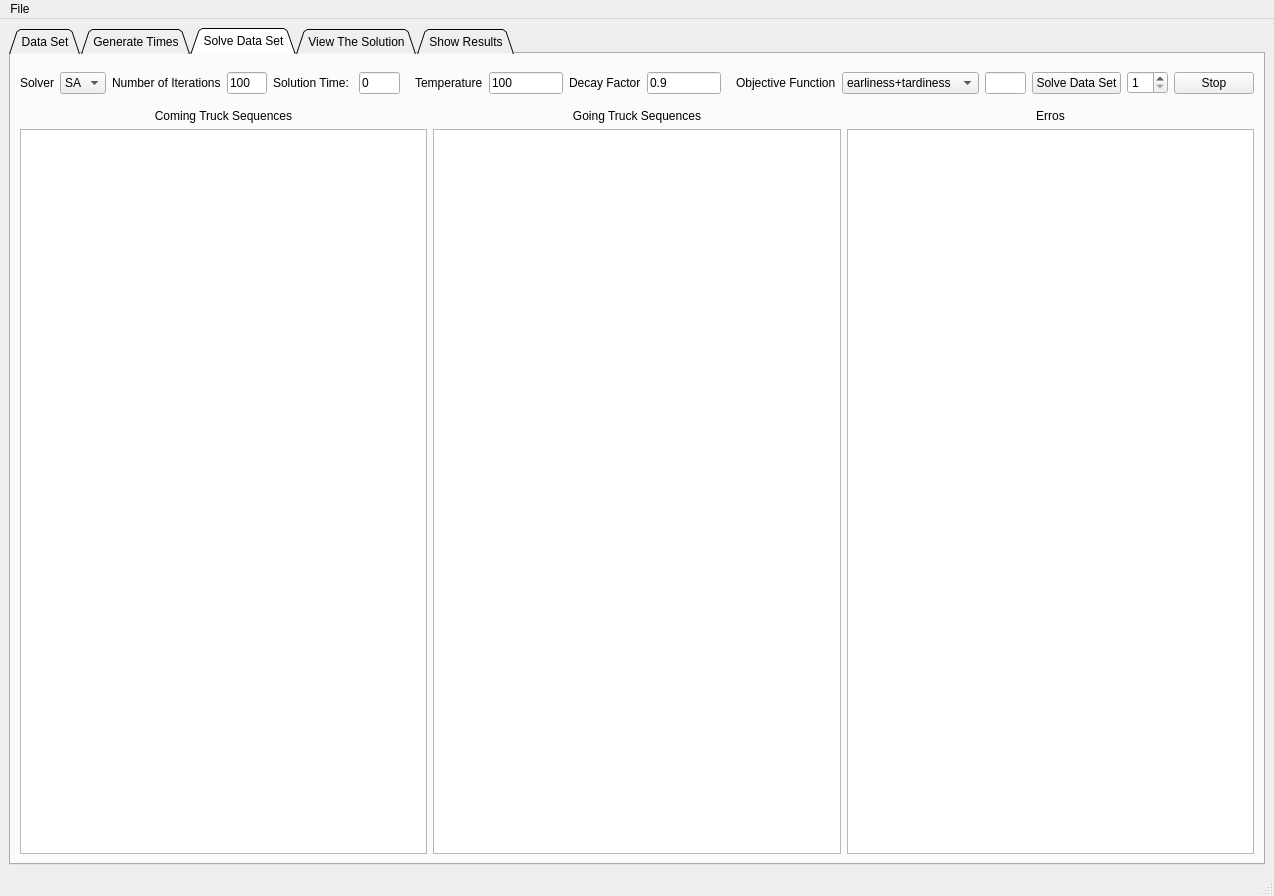
Before: the Qt Designer form windows/main_window.ui in gokceozden/capraz_sevkiyat, drawn with Qt 5.
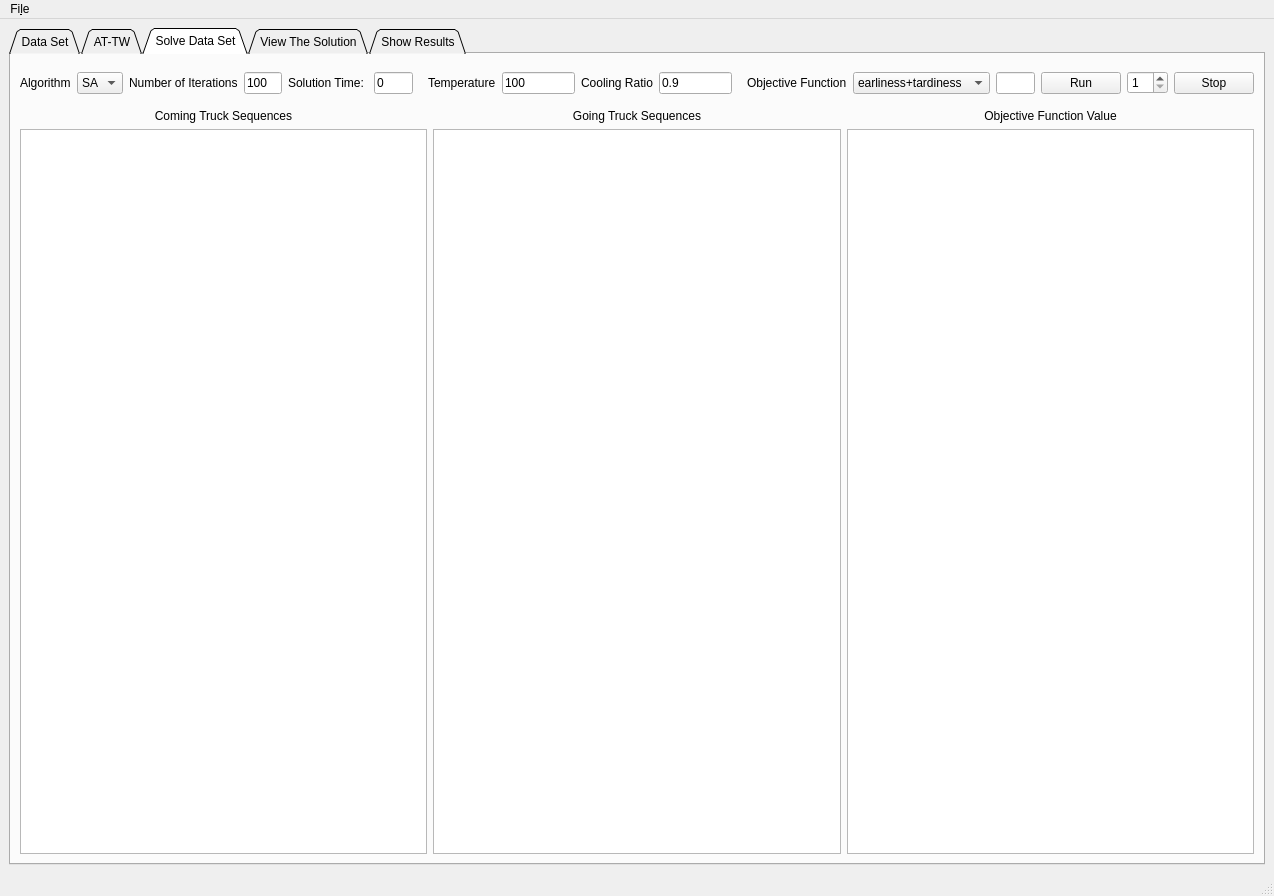
After: the same form once the commit is applied. Custom widgets are drawn as their Qt base class.

Diff of the .ui file:
```diff
--- a/windows/main_window.ui
+++ b/windows/main_window.ui
@@ -281,7 +281,7 @@
       </widget>
       <widget class="QWidget" name="tab">
        <attribute name="title">
-        <string>Generate Times</string>
+        <string>AT-TW</string>
        </attribute>
        <layout class="QGridLayout" name="gridLayout_2">
         <item row="2" column="1">
@@ -387,7 +387,7 @@
           <item>
            <widget class="QLabel" name="solverLabel">
             <property name="text">
-             <string>Solver</string>
+             <string>Algorithm</string>
             </property>
            </widget>
           </item>
@@ -459,7 +459,7 @@
                 <item>
                  <widget class="QLabel" name="label_9">
                   <property name="text">
-                   <string>Decay Factor</string>
+                   <string>Cooling Ratio</string>
                   </property>
                  </widget>
                 </item>
@@ -559,7 +559,7 @@
           <item>
            <widget class="QPushButton" name="solve_data_set_button">
             <property name="text">
-             <string>Solve Data Set</string>
+             <string>Run</string>
             </property>
            </widget>
           </item>
@@ -621,7 +621,7 @@
           <item>
            <widget class="QLabel" name="label_6">
             <property name="text">
-             <string>Erros</string>
+             <string>Objective Function Value</string>
             </property>
             <property name="alignment">
              <set>Qt::AlignCenter</set>
@@ -938,12 +938,12 @@
      <x>0</x>
      <y>0</y>
      <width>1274</width>
-     <height>21</height>
+     <height>30</height>
     </rect>
    </property>
    <widget class="QMenu" name="menuFile">
     <property name="title">
-     <string>File</string>
+     <string>Fi&amp;le</string>
     </property>
     <addaction name="actionNew_Data"/>
     <addaction name="actionLoad_Data"/>
```
Left out of the diff: 10 changed lines with no effect on the pictures.
